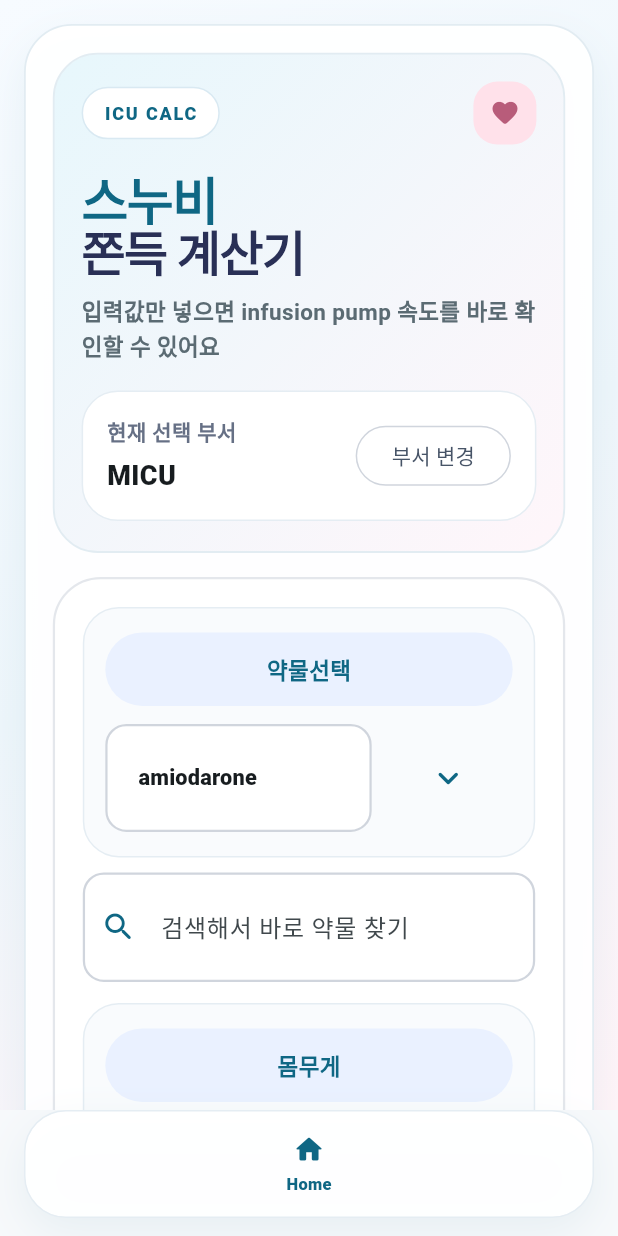
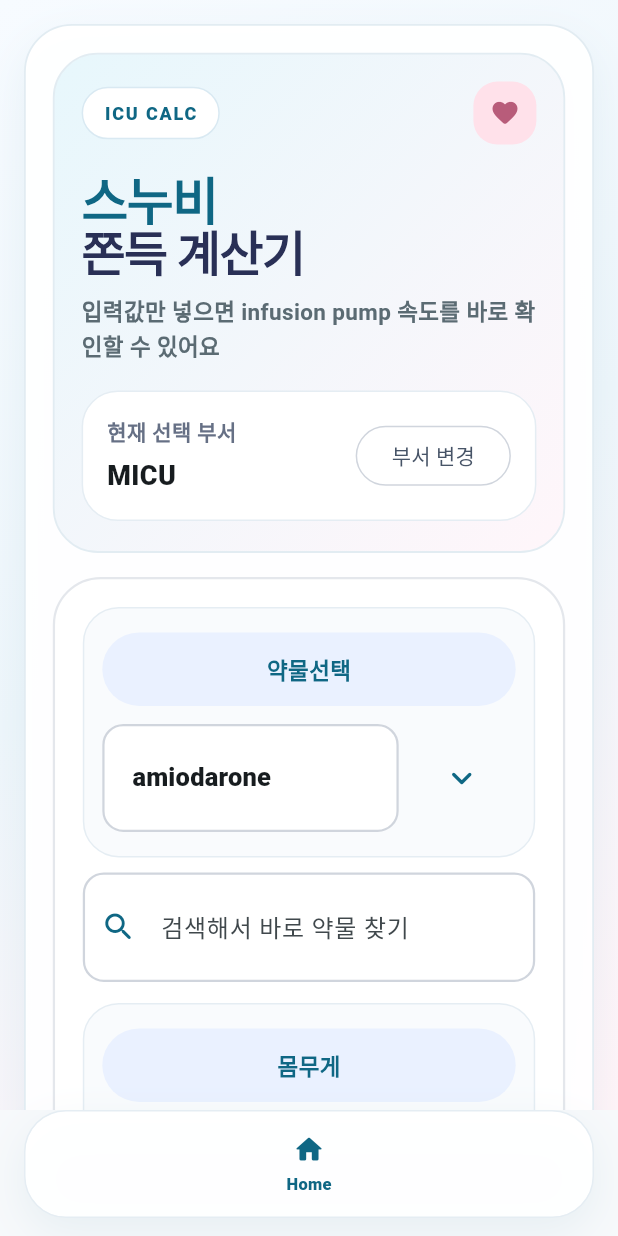
Before and after one commit to shwldls93-cell/micudrugtest, a Flutter app: the screen it shows after launch, after a tap on "MICU", on a phone screen of 412 x 824 dp. Run offline on Flutter 3.47's test engine with Material 3 defaults, Android fonts, the phone set to English and light mode, and no system bars; our stand-ins replace shared_preferences; Roboto replaces fonts that are missing (Pretendard).

Commit message:
Expand calculator field width

```diff
--- a/lib/widgets/pump_calculator/calculator_section.dart
+++ b/lib/widgets/pump_calculator/calculator_section.dart
@@ -275,7 +275,11 @@ class _PresetDropdownLabel extends StatelessWidget {
       maxLines: 1,
       overflow: scaleToFit ? TextOverflow.visible : TextOverflow.ellipsis,
       softWrap: false,
-      style: const TextStyle(fontSize: 14.5, fontWeight: FontWeight.w800),
+      style: TextStyle(
+        fontSize: scaleToFit ? 17.0 : 15.0,
+        fontWeight: scaleToFit ? FontWeight.w900 : FontWeight.w800,
+        height: 1.0,
+      ),
     );
 
     return Align(
--- a/lib/widgets/pump_calculator/layout_constants.dart
+++ b/lib/widgets/pump_calculator/layout_constants.dart
@@ -1,3 +1,3 @@
-const calculatorMaxWidth = 660.0;
-const calculatorSuffixWidth = 86.0;
-const calculatorUnitFontSize = 15.0;
+const calculatorMaxWidth = 820.0;
+const calculatorSuffixWidth = 72.0;
+const calculatorUnitFontSize = 13.5;
--- a/lib/widgets/pump_calculator/shared_widgets.dart
+++ b/lib/widgets/pump_calculator/shared_widgets.dart
@@ -179,7 +179,7 @@ class CalculatorRow extends StatelessWidget {
   @override
   Widget build(BuildContext context) {
     return Container(
-      padding: const EdgeInsets.fromLTRB(14, 16, 14, 16),
+      padding: const EdgeInsets.fromLTRB(12, 16, 12, 16),
       decoration: BoxDecoration(
         color: const Color(0xFFF9FBFD),
         borderRadius: BorderRadius.circular(24),
@@ -194,7 +194,7 @@ class CalculatorRow extends StatelessWidget {
             crossAxisAlignment: CrossAxisAlignment.center,
             children: [
               Expanded(child: child),
-              const SizedBox(width: 8),
+              const SizedBox(width: 6),
               suffix,
             ],
           ),
@@ -378,7 +378,7 @@ InputDecoration rowDecoration({String? hint}) {
     hintText: hint,
     filled: true,
     fillColor: const Color(0xFFFFFFFF),
-    contentPadding: const EdgeInsets.symmetric(horizontal: 18, vertical: 24),
+    contentPadding: const EdgeInsets.symmetric(horizontal: 16, vertical: 24),
     border: roundedInputBorder(),
     enabledBorder: roundedInputBorder(),
     focusedBorder: roundedInputBorder(color: const Color(0xFF8FD5F7)),
```
